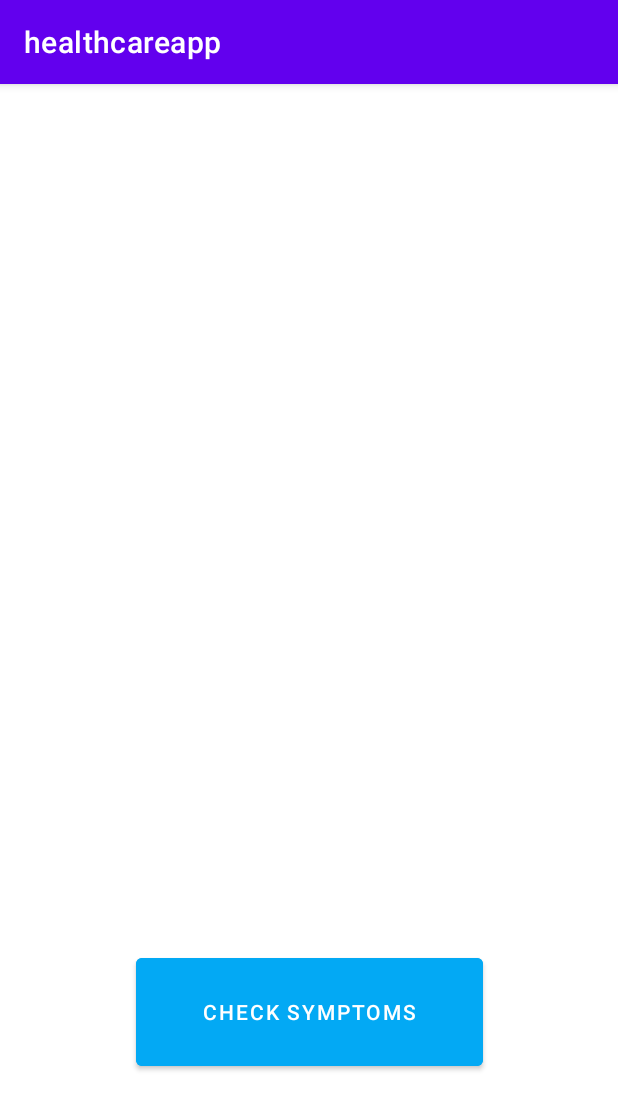
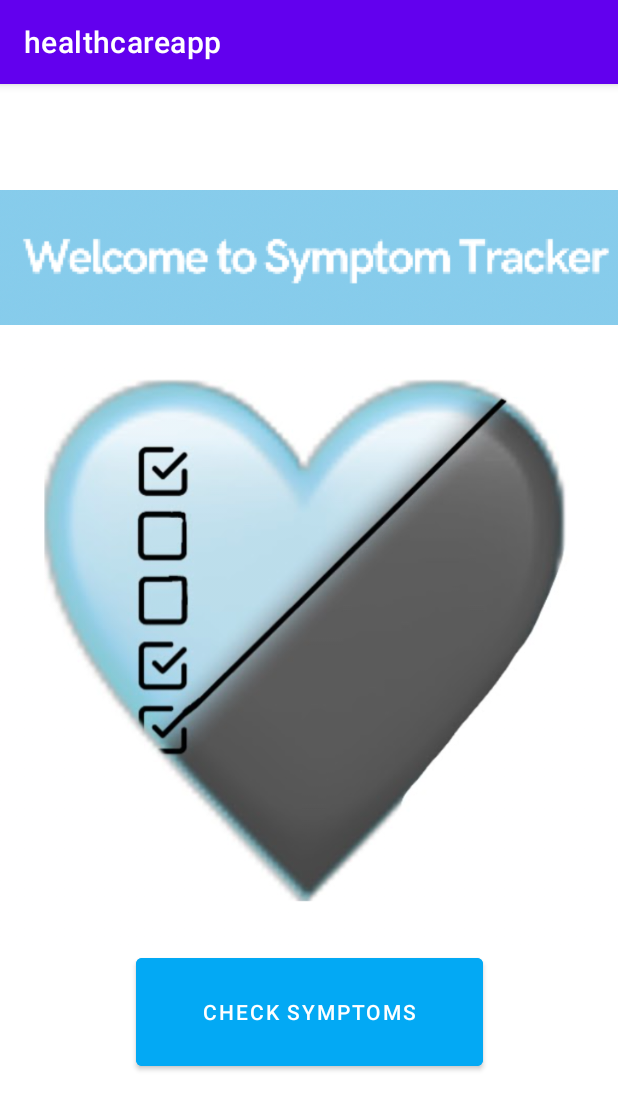
Before and after one commit to mrinkaul/healthcareapp, an Android app: the screen it shows after launch (MainActivity), on a phone screen of 412 x 824 dp. Shown: the top 1110 px of the screen. Run offline under Robolectric (Android 15) with nearby library versions, the phone set to English and light mode, and no system bars.

Commit message:
Added logo and welcome to drawable and used them in activity_main. Launch screen is ready, but button does not work yet

```diff
--- a/app/src/main/res/layout/activity_main.xml
+++ b/app/src/main/res/layout/activity_main.xml
@@ -24,23 +24,23 @@
         app:layout_constraintBottom_toBottomOf="parent"
         app:layout_constraintEnd_toEndOf="parent"
         app:layout_constraintStart_toStartOf="parent"
-        app:layout_constraintTop_toBottomOf="@+id/imageView5" />
+        app:layout_constraintTop_toBottomOf="@+id/imageLogo" />
 
     <ImageView
-        android:id="@+id/imageView2"
+        android:id="@+id/imageWelcome"
         android:layout_width="wrap_content"
         android:layout_height="wrap_content"
-        android:layout_marginStart="44dp"
         android:layout_marginTop="32dp"
-        android:layout_marginEnd="367dp"
         android:layout_marginBottom="565dp"
+        android:src="@drawable/welcome"
         app:layout_constraintBottom_toBottomOf="parent"
         app:layout_constraintEnd_toEndOf="parent"
         app:layout_constraintStart_toStartOf="parent"
         app:layout_constraintTop_toTopOf="parent" />
 
     <ImageView
-        android:id="@+id/imageView5"
+        android:id="@+id/imageLogo"
+        android:src="@drawable/logo"
         android:layout_width="430dp"
         android:layout_height="424dp"
         android:layout_marginBottom="32dp"
```
Also changed, not shown: app/src/main/res/drawable/logo.png (added), app/src/main/res/drawable/welcome.png (added).
